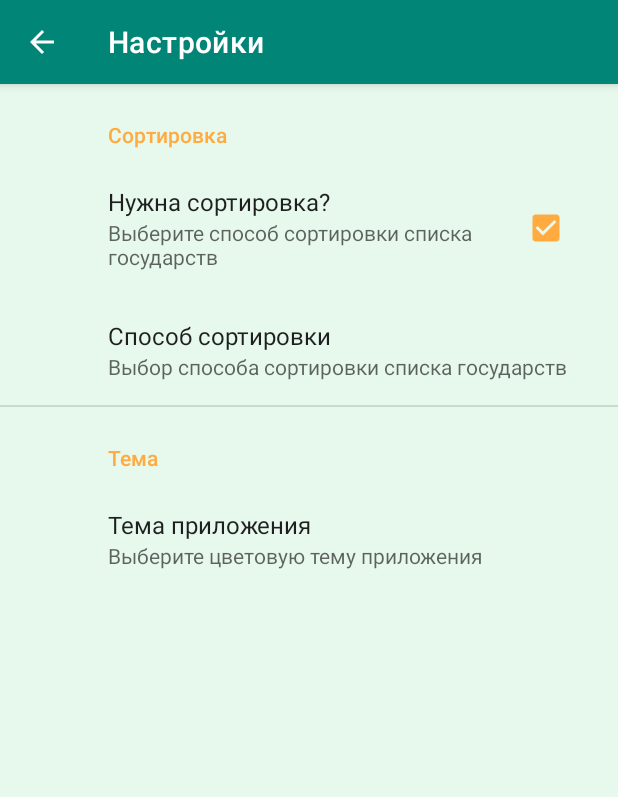
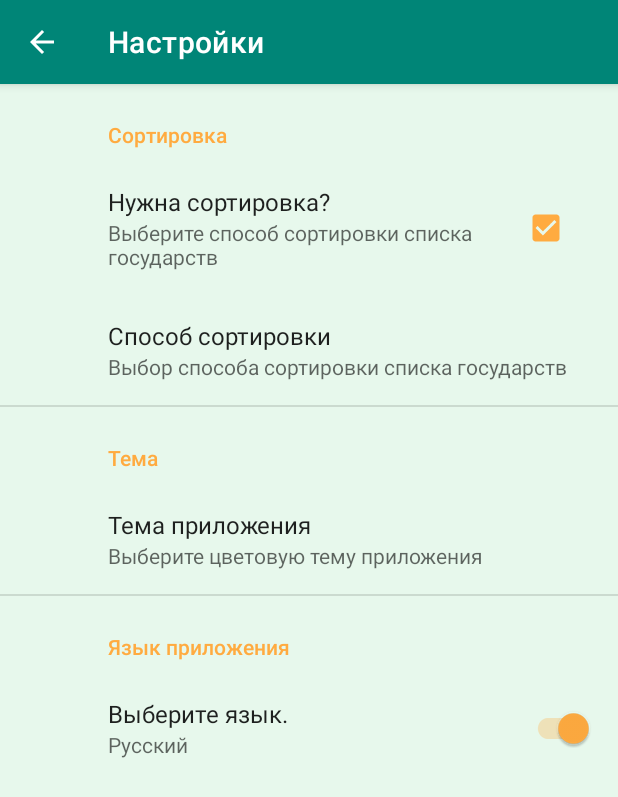
Before and after one commit to bartex12/Mir_na_ladoni, an Android app: the screen it shows after launch (SettingsActivity), in the options menu, after a tap on "Настройки", on a phone screen of 412 x 824 dp. Shown: the top 797 px of the screen. Run offline under Robolectric (Android 15) with nearby library versions, the light colour scheme and no system bars; our stand-ins replace Dagger/Hilt's generated code, Room's generated code, RxJava, androidx.preference, navigation-ui; libraries missing offline, so code that uses them is left out: com.github.twocoffeesoneteam.glidetovectoryou; pictures from the network do not load.

```diff
--- a/app/src/main/java/com/bartex/statesmvvm/model/entity/state/State.kt
+++ b/app/src/main/java/com/bartex/statesmvvm/model/entity/state/State.kt
@@ -1,6 +1,8 @@
 package com.bartex.statesmvvm.model.entity.state
 
 import android.os.Parcelable
+import com.bartex.statesmvvm.common.MapOfCapital
+import com.bartex.statesmvvm.common.MapOfState
 import com.google.gson.annotations.Expose
 import kotlinx.android.parcel.Parcelize
 
@@ -15,4 +17,6 @@ data class State(
     @Expose val population :Int? = null,
     @Expose var area :Float? = null,
     @Expose val latlng:Array<Float>? = null
+//    var nameRus:String = MapOfState.mapStates[name] ?:"Unknown",
+//    var capitalRus:String = MapOfCapital.mapCapital[capital] ?:"Unknown"
 ): Parcelable
--- a/app/src/main/java/com/bartex/statesmvvm/model/repositories/prefs/IPreferenceHelper.kt
+++ b/app/src/main/java/com/bartex/statesmvvm/model/repositories/prefs/IPreferenceHelper.kt
@@ -15,7 +15,7 @@ interface IPreferenceHelper {
 
    fun  saveTextSearch(text:String)
 
-    fun saveTheme()
+    fun getTheme():Boolean
 
-    fun getTheme():Boolean
+    fun getRusLang():Boolean
 }
--- a/app/src/main/java/com/bartex/statesmvvm/model/repositories/states/cash/RoomStateCash.kt
+++ b/app/src/main/java/com/bartex/statesmvvm/model/repositories/states/cash/RoomStateCash.kt
@@ -3,6 +3,8 @@ package com.bartex.statesmvvm.model.repositories.states.cash
 import android.util.Log
 import androidx.room.Room
 import com.bartex.statesmvvm.App
+import com.bartex.statesmvvm.common.MapOfCapital
+import com.bartex.statesmvvm.common.MapOfState
 import com.bartex.statesmvvm.model.entity.state.State
 import com.bartex.statesmvvm.model.room.Database
 import com.bartex.statesmvvm.model.room.tables.RoomFavorite
@@ -12,9 +14,6 @@ import io.reactivex.rxjava3.core.Single
 import io.reactivex.rxjava3.schedulers.Schedulers
 
 class RoomStateCash(val db: Database): IRoomStateCash {
-
-//    val db: Database =
-//        Room.databaseBuilder(App.instance, Database::class.java, Database.DB_NAME).build()
 
     companion object{
         const val TAG = "33333"
@@ -33,6 +32,8 @@ class RoomStateCash(val db: Database): IRoomStateCash {
                  state.area?:0f,
                  state.latlng?.get(0) ?:0f,
                  state.latlng?.get(1) ?:0f
+//                 MapOfState.mapStates[state.name] ?:"Unknown",
+//                 MapOfCapital.mapCapital[state.capital] ?:"Unknown"
              )
          }
            db.stateDao.insert(roomUsers) //пишем в базу
@@ -42,7 +43,8 @@ class RoomStateCash(val db: Database): IRoomStateCash {
     }
 
     override fun getStatesFromCash(): Single<List<State>> {
-      return  Single.fromCallable {
+        Log.d(TAG, "RoomStateCash getStatesFromCash")
+        return  Single.fromCallable {
           db.stateDao.getAll().map {roomState->
               State(roomState.capital,roomState.flag, roomState.name, roomState.region,
                   roomState.population, roomState.area, arrayOf(roomState.lat, roomState.lng))
--- a/app/src/main/java/com/bartex/statesmvvm/model/room/tables/RoomState.kt
+++ b/app/src/main/java/com/bartex/statesmvvm/model/room/tables/RoomState.kt
@@ -2,6 +2,8 @@ package com.bartex.statesmvvm.model.room.tables
 
 import androidx.room.Entity
 import androidx.room.PrimaryKey
+import com.bartex.statesmvvm.common.MapOfCapital
+import com.bartex.statesmvvm.common.MapOfState
 
 /*будем использовать отдельный класс RoomState для работы с базой, чтобы не
  вносить изменений в существующие сущности во избежание создания зависимости логики от Room
@@ -16,5 +18,6 @@ class RoomState(
     var area :Float,
     var lat :Float,
     var lng :Float
-
+//    var nameRus:String,
+//    var capitalRus:String
 )
--- a/app/src/main/java/com/bartex/statesmvvm/model/utils/IStateUtils.kt
+++ b/app/src/main/java/com/bartex/statesmvvm/model/utils/IStateUtils.kt
@@ -3,10 +3,10 @@ package com.bartex.statesmvvm.model.utils
 import com.bartex.statesmvvm.model.entity.state.State
 
 interface IStateUtils {
-    fun getStateArea(state: State?):String
-    fun getStatePopulation(state: State?):String
+    fun getStateArea(area: Float?):String
+    fun getStatePopulation(population: Int?):String
     fun getStatezoom(state: State?):String
-    fun getStateCapital(state: State?):String
-    fun getStateRegion(state: State?):String
+    fun getStateCapital(capital: String?):String
+    fun getStateRegion(region: String?):String
 
 }
--- a/app/src/main/java/com/bartex/statesmvvm/view/fragments/favorite/FavoriteFragment.kt
+++ b/app/src/main/java/com/bartex/statesmvvm/view/fragments/favorite/FavoriteFragment.kt
@@ -82,7 +82,8 @@ class FavoriteFragment: Fragment() {
             rv_favorite.visibility =  View.VISIBLE
             empty_view_favorite.visibility =View.GONE
 
-            adapter?.listFavoriteStates = favorites
+            adapter?.listFavoriteStates = favorites //передаём список в адаптер
+            adapter?.setRusLang(favoriteViewModel.getRusLang()) //смотрим какой язык в настройках
             rv_favorite.layoutManager?.scrollToPosition(position) //крутим в запомненную позицию списка
             Log.d(TAG, "FavoriteFragment renderData scrollToPosition = $position")
         }
--- a/app/src/main/java/com/bartex/statesmvvm/view/fragments/states/StatesFragment.kt
+++ b/app/src/main/java/com/bartex/statesmvvm/view/fragments/states/StatesFragment.kt
@@ -120,6 +120,7 @@ class StatesFragment : Fragment() {
             empty_view.visibility =View.GONE
 
             adapter?.listStates = states
+            adapter?.setRusLang(stateViewModel.getRusLang())
             rv_states.layoutManager?.scrollToPosition(position) //крутим в запомненную позицию списка
             Log.d(TAG, "StatesFragment renderState scrollToPosition = $position")
         }
--- a/app/src/main/java/com/bartex/statesmvvm/view/fragments/states/StatesViewModel.kt
+++ b/app/src/main/java/com/bartex/statesmvvm/view/fragments/states/StatesViewModel.kt
@@ -78,4 +78,8 @@ class StatesViewModel: ViewModel() {
     fun savePositionState(position: Int){
         helper.savePositionState(position)
     }
+
+    fun getRusLang():Boolean{
+       return helper.getRusLang()
+    }
 }
--- a/app/src/main/java/com/bartex/statesmvvm/view/main/MainActivity.kt
+++ b/app/src/main/java/com/bartex/statesmvvm/view/main/MainActivity.kt
@@ -34,6 +34,7 @@ class    MainActivity: AppCompatActivity(),
     private var oldTheme:Int = 1
     private var oldSort:Int = 1
     private var isOldSort:Boolean = true
+    private var isOldLang :Boolean = true
 
     companion object{
         const val TAG = "33333"
@@ -50,6 +51,9 @@ class    MainActivity: AppCompatActivity(),
             .getString("ListSort", "1")!!.toInt()
         isOldSort = PreferenceManager.getDefaultSharedPreferences(this)
             .getBoolean("cbSort", true)
+        isOldLang =PreferenceManager.getDefaultSharedPreferences(this)
+            .getBoolean("switchLang", true)
+
         //устанавливаем сохранённную в настройках тему
         when(oldTheme){
             1->setTheme(R.style.AppTheme)
@@ -76,10 +80,6 @@ class    MainActivity: AppCompatActivity(),
         //слушатель меню шторки -для обработки пунктов шторки
         nav_view.setNavigationItemSelectedListener(this)
 
-        val map = mapOf(
-            "a" to 1,
-            "b" to 2
-        )
     }
 
     override fun onResume() {
@@ -94,8 +94,13 @@ class    MainActivity: AppCompatActivity(),
             .getString("ListSort", "1")!!.toInt()
        val newIsSort = PreferenceManager.getDefaultSharedPreferences(this)
            .getBoolean("cbSort", true)
+        val newLang = PreferenceManager.getDefaultSharedPreferences(this)
+            .getBoolean("switchLang", true)
         //если настройки изменились, пересоздаём активити, чтобы не париться с изменением данных
-        if (newTheme != oldTheme || newSort!= oldSort || newIsSort!= isOldSort ) recreate()
+        if (newTheme != oldTheme || newSort!= oldSort || newIsSort!= isOldSort || newLang != isOldLang){
+            recreate()
+        }
+
     }
 
     // Этот метод вызывается всякий раз, когда пользователь выбирает переход вверх
--- a/app/src/main/java/com/bartex/statesmvvm/view/settings/SettingsActivity.kt
+++ b/app/src/main/java/com/bartex/statesmvvm/view/settings/SettingsActivity.kt
@@ -3,10 +3,7 @@ package com.bartex.statesmvvm.view.settings
 import android.os.Bundle
 import android.util.Log
 import androidx.appcompat.app.AppCompatActivity
-import androidx.preference.CheckBoxPreference
-import androidx.preference.ListPreference
-import androidx.preference.PreferenceFragmentCompat
-import androidx.preference.PreferenceManager
+import androidx.preference.*
 import com.bartex.statesmvvm.R
 import kotlinx.android.synthetic.main.settings_activity.*
 
@@ -95,6 +92,13 @@ class SettingsActivity : AppCompatActivity() {
                     }
                     true
                 }
+
+            findPreference<SwitchPreferenceCompat>("switchLang")
+                ?.setOnPreferenceChangeListener { preference, newValue ->
+                    requireActivity().finish()
+                    true
+                }
+
         }
     }
 }
--- a/app/src/main/res/values/strings.xml
+++ b/app/src/main/res/values/strings.xml
@@ -84,6 +84,8 @@
     <string name="noRemoveFavoriteToast">Ошибка. Не удалено из избранного</string>
     <string name="Википедия">wiki</string>
     <string name="wiki">Вики</string>
+    <string name="lang">Выберите язык.</string>
+
 
     <string-array name="pref_entry_sort">
         <item>По населению по убыванию</item>
@@ -138,4 +140,10 @@
     <string name="theme_cat">Тема</string>
     <string name="toastForExit">Для выхода нажмите ещё раз</string>
     <string name="wiki_act">Википедия</string>
+    <string name="Язык">lang</string>
+    <string name="summary_switch_preference">Язык</string>
+    <string name="changeLang">Выберите язык приложения</string>
+    <string name="appLang">Язык приложения</string>
+    <string name="summary_on">Русский</string>
+    <string name="summary_off">English</string>
 </resources>
--- a/app/src/main/res/xml/pref_setting.xml
+++ b/app/src/main/res/xml/pref_setting.xml
@@ -37,4 +37,15 @@
         </ListPreference>
     </PreferenceCategory>
 
+    <PreferenceCategory
+        android:title="@string/appLang">
+
+        <SwitchPreferenceCompat
+            android:key="switchLang"
+            android:title="@string/lang"
+            android:summaryOn="@string/summary_on"
+            android:summaryOff="@string/summary_off"
+            app:defaultValue="true"/>
+    </PreferenceCategory>
+
 </androidx.preference.PreferenceScreen>
```
Also changed, not shown: app/src/main/java/com/bartex/statesmvvm/common/MapOfRegion.kt (added, +12 -0 lines), app/src/main/java/com/bartex/statesmvvm/model/repositories/prefs/PreferenceHelper.kt (+14 -8 lines), app/src/main/java/com/bartex/statesmvvm/model/utils/StateUtils.kt (+40 -38 lines), app/src/main/java/com/bartex/statesmvvm/view/adapter/favorite/FavoriteRVAdapter.kt (+13 -3 lines), app/src/main/java/com/bartex/statesmvvm/view/adapter/state/StateRVAdapter.kt (+15 -3 lines), app/src/main/java/com/bartex/statesmvvm/view/fragments/details/DetailsFragment.kt (+16 -6 lines), app/src/main/java/com/bartex/statesmvvm/view/fragments/details/DetailsViewModel.kt (+11 -4 lines), app/src/main/java/com/bartex/statesmvvm/view/fragments/favorite/FavoriteViewModel.kt (+6 -2 lines).
